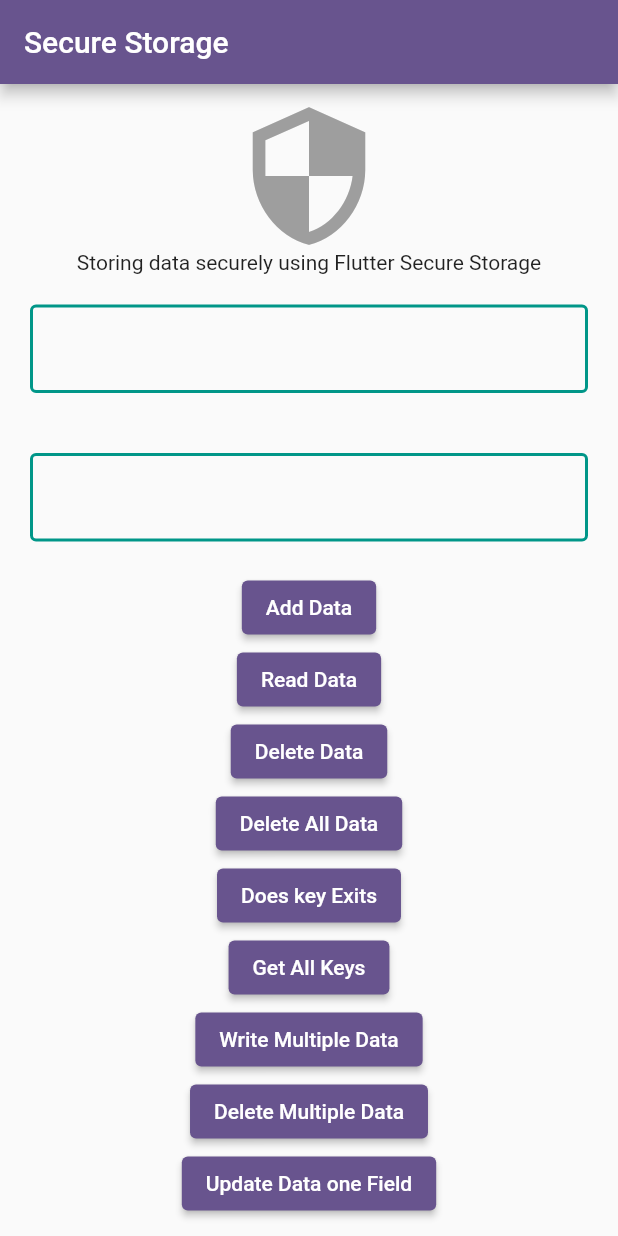
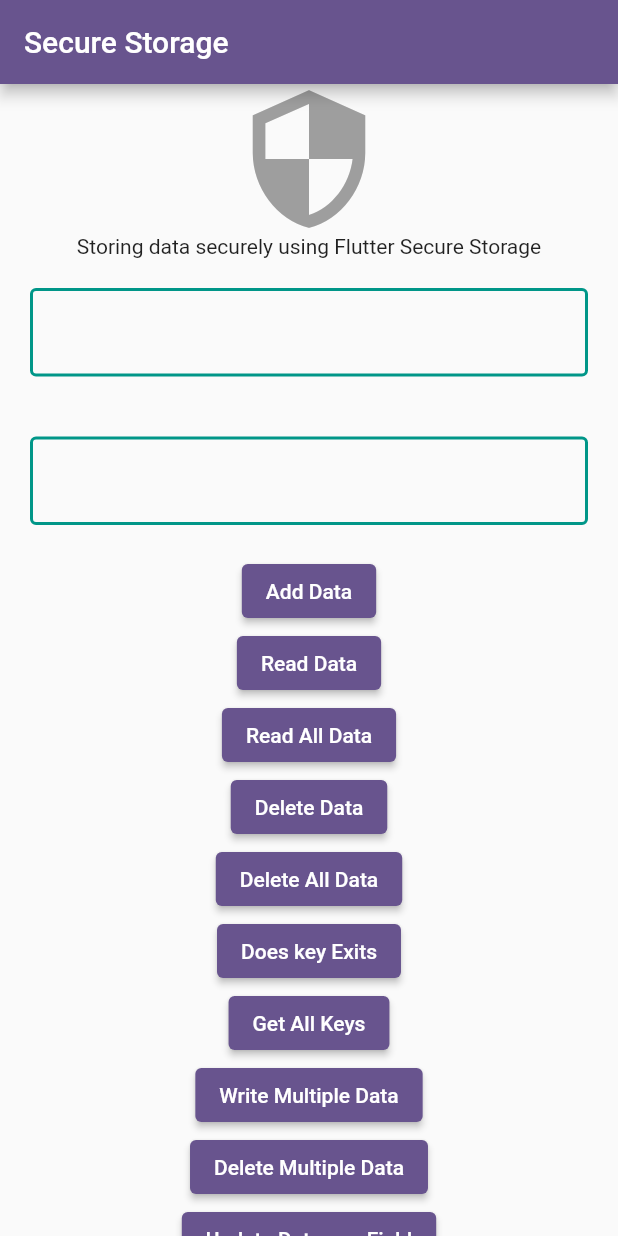
Before and after one commit to offical-waqas-khurshid/Flutter-Secure-Storage-and-Ecryption-Decryption, a Flutter app: the screen it shows after launch, after a tap on "Write Multiple Data", on a phone screen of 412 x 824 dp. Run offline on Flutter 3.47's test engine with Material 2 defaults, Android fonts, the phone set to English and light mode, and no system bars; our stand-ins replace flutter_secure_storage; missing offline and left inert: encrypt; statements that could not run were skipped.

Commit message:
write additonal function of database

```diff
--- a/lib/home_screen.dart
+++ b/lib/home_screen.dart
@@ -14,6 +14,7 @@ class _HomePageState extends State<HomePage> {
   SecureStorage secureStorage = SecureStorage();
 
   var result;
+  var writeMultiple;
 
   @override
   void initState() {
@@ -105,23 +106,31 @@ class _HomePageState extends State<HomePage> {
                   onPressed: () {
                     print(
                         "The text of TextEditingController = ${nameTextEditingController.text}");
-                    String encryptedMessage =
-                        secureStorage.utils.encrypt(nameTextEditingController.text);
+                    String encryptedMessage = secureStorage.utils
+                        .encrypt(nameTextEditingController.text);
                     print(
                         "Result data after apply encryption = $encryptedMessage");
                     result = secureStorage.writeData('name', encryptedMessage);
-                    print("The write data in Flutter_Secure_Storage  = $result");
+                    print(
+                        "The write data in Flutter_Secure_Storage  = $result");
                   },
                   child: const Text("Add Data")),
               ElevatedButton(
                   onPressed: () async {
-                    String value = await secureStorage.readData('name');
-                    print("The write read from Flutter_Secure_Storage = $value");
-                    String decryptedMessage = secureStorage.utils.decrypt(value);
+                    String value = await secureStorage.readData('name1');
+                    print(
+                        "The write read from Flutter_Secure_Storage = $value");
+                    String decryptedMessage =
+                        secureStorage.utils.decrypt(value);
                     print(
                         "The decrypted message from Flutter_Secure_Storage = $decryptedMessage");
                   },
                   child: const Text("Read Data")),
+              ElevatedButton(
+                  onPressed: () async {
+                    await secureStorage.readAllData();
+                  },
+                  child: const Text("Read All Data")),
               ElevatedButton(
                   onPressed: () {
                     secureStorage.deleteData("name");
@@ -144,11 +153,14 @@ class _HomePageState extends State<HomePage> {
                   child: const Text("Get All Keys")),
               ElevatedButton(
                   onPressed: () {
-                    final valuesToStore = {
-                      'key1': nameTextEditingController.text,
-                      'key2': passwordTextEditingController.text,
+                    final dataToStore = {
+                      'name1': nameTextEditingController.text,
+                      'password1': passwordTextEditingController.text,
+                      'key3': 'value3',
                     };
-                    secureStorage.writeMultipleData(valuesToStore);
+                    writeMultiple =
+                        secureStorage.writeMultipleData(dataToStore);
+                    print("The write multiple $writeMultiple");
                   },
                   child: const Text("Write Multiple Data")),
               ElevatedButton(
@@ -161,7 +173,6 @@ class _HomePageState extends State<HomePage> {
                     secureStorage.deleteData("name");
                   },
                   child: const Text("Update Data one Field")),
-
             ],
           ),
         ),
```
Also changed, not shown: lib/secure_storage.dart (+14 -0 lines).
